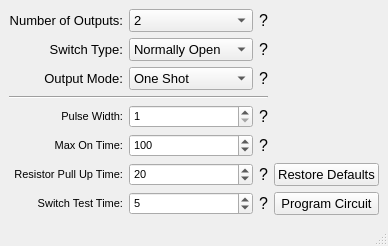
First picture: the form in GUIs/MainWindow.ui, repository edf42001/switch-controller-gui, before the edit.
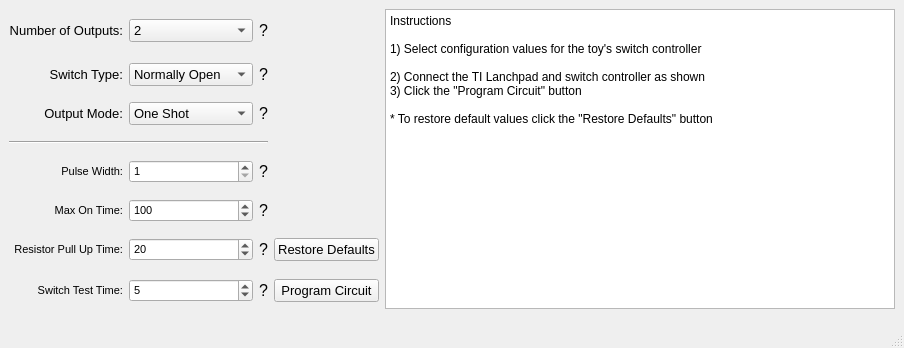
Second picture: the form after the edit. Icons and pictures are not drawn.

Commit message: Add instructions and a resources file

The edit to the form file:
```diff
--- a/GUIs/MainWindow.ui
+++ b/GUIs/MainWindow.ui
@@ -6,14 +6,14 @@
    <rect>
     <x>0</x>
     <y>0</y>
-    <width>282</width>
-    <height>204</height>
+    <width>811</width>
+    <height>348</height>
    </rect>
   </property>
   <property name="maximumSize">
    <size>
-    <width>800</width>
-    <height>500</height>
+    <width>1000</width>
+    <height>450</height>
    </size>
   </property>
   <property name="contextMenuPolicy">
@@ -23,7 +23,57 @@
    <string>Switch Controller Programmer</string>
   </property>
   <widget class="QWidget" name="widget">
-   <layout class="QGridLayout" columnstretch="0,0,0,0,0">
+   <layout class="QGridLayout">
+    <item row="8" column="2">
+     <widget class="QLabel" name="label_9">
+      <property name="font">
+       <font>
+        <pointsize>12</pointsize>
+       </font>
+      </property>
+      <property name="toolTip">
+       <string>The time the resistor is pulled up before the closed switch state can
+be tested. Time in ~.1 milliseconds.</string>
+      </property>
+      <property name="text">
+       <string>?</string>
+      </property>
+      <property name="alignment">
+       <set>Qt::AlignLeading|Qt::AlignLeft|Qt::AlignVCenter</set>
+      </property>
+     </widget>
+    </item>
+    <item row="5" column="0" colspan="3">
+     <widget class="Line" name="line">
+      <property name="orientation">
+       <enum>Qt::Horizontal</enum>
+      </property>
+     </widget>
+    </item>
+    <item row="6" column="1">
+     <widget class="QSpinBox" name="pulse_width">
+      <property name="sizePolicy">
+       <sizepolicy hsizetype="Minimum" vsizetype="Fixed">
+        <horstretch>0</horstretch>
+        <verstretch>0</verstretch>
+       </sizepolicy>
+      </property>
+      <property name="font">
+       <font>
+        <pointsize>8</pointsize>
+       </font>
+      </property>
+      <property name="minimum">
+       <number>1</number>
+      </property>
+      <property name="maximum">
+       <number>255</number>
+      </property>
+      <property name="value">
+       <number>1</number>
+      </property>
+     </widget>
+    </item>
     <item row="8" column="1">
      <widget class="QSpinBox" name="pull_up_time">
       <property name="sizePolicy">
@@ -48,29 +98,114 @@
       </property>
      </widget>
     </item>
-    <item row="2" column="2">
-     <widget class="QLabel" name="label_7">
+    <item row="4" column="0">
+     <widget class="QLabel" name="label">
       <property name="font">
        <font>
-        <pointsize>12</pointsize>
+        <pointsize>10</pointsize>
        </font>
       </property>
-      <property name="toolTip">
-       <string>The number of outputs in the sequence.</string>
+      <property name="text">
+       <string>Output Mode:</string>
       </property>
+      <property name="alignment">
+       <set>Qt::AlignRight|Qt::AlignTrailing|Qt::AlignVCenter</set>
+      </property>
+     </widget>
+    </item>
+    <item row="7" column="1">
+     <widget class="QSpinBox" name="max_on_time">
+      <property name="sizePolicy">
+       <sizepolicy hsizetype="Minimum" vsizetype="Fixed">
+        <horstretch>0</horstretch>
+        <verstretch>0</verstretch>
+       </sizepolicy>
+      </property>
+      <property name="font">
+       <font>
+        <pointsize>8</pointsize>
+       </font>
+      </property>
+      <property name="minimum">
+       <number>1</number>
+      </property>
+      <property name="maximum">
+       <number>255</number>
+      </property>
+      <property name="value">
+       <number>100</number>
+      </property>
+     </widget>
+    </item>
+    <item row="3" column="0">
+     <widget class="QLabel" name="label_13">
+      <property name="font">
+       <font>
+        <pointsize>10</pointsize>
+       </font>
+      </property>
       <property name="text">
-       <string>?</string>
+       <string>Switch Type:</string>
       </property>
       <property name="alignment">
-       <set>Qt::AlignLeading|Qt::AlignLeft|Qt::AlignVCenter</set>
+       <set>Qt::AlignRight|Qt::AlignTrailing|Qt::AlignVCenter</set>
       </property>
      </widget>
     </item>
-    <item row="4" column="2">
-     <widget class="QLabel" name="label_8">
+    <item row="2" column="6" rowspan="8">
+     <widget class="QTextBrowser" name="textBrowser">
+      <property name="sizePolicy">
+       <sizepolicy hsizetype="Fixed" vsizetype="Fixed">
+        <horstretch>0</horstretch>
+        <verstretch>0</verstretch>
+       </sizepolicy>
+      </property>
+      <property name="minimumSize">
+       <size>
+        <width>510</width>
+        <height>300</height>
+       </size>
+      </property>
+      <property name="baseSize">
+       <size>
+        <width>1000</width>
+        <height>0</height>
+       </size>
+      </property>
+      <property name="verticalScrollBarPolicy">
+       <enum>Qt::ScrollBarAlwaysOff</enum>
+      </property>
+      <property name="horizontalScrollBarPolicy">
+       <enum>Qt::ScrollBarAlwaysOff</enum>
+      </property>
+      <property name="lineWrapMode">
+       <enum>QTextEdit::NoWrap</enum>
+      </property>
+      <property name="html">
+       <string>&lt;!DOCTYPE HTML PUBLIC &quot;-//W3C//DTD HTML 4.0//EN&quot; &quot;http://www.w3.org/TR/REC-html40/strict.dtd&quot;&gt;
+&lt;html&gt;&lt;head&gt;&lt;meta name=&quot;qrichtext&quot; content=&quot;1&quot; /&gt;&lt;style type=&quot;text/css&quot;&gt;
+p, li { white-space: pre-wrap; }
+&lt;/style&gt;&lt;/head&gt;&lt;body style=&quot; font-family:'MS Shell Dlg 2'; font-size:8pt; font-weight:400; font-style:normal;&quot;&gt;
+&lt;p style=&quot; margin-top:0px; margin-bottom:0px; margin-left:0px; margin-right:0px; -qt-block-indent:0; text-indent:0px;&quot;&gt;&lt;span style=&quot; font-size:9pt;&quot;&gt;Instructions&lt;/span&gt;&lt;/p&gt;
+&lt;p style=&quot;-qt-paragraph-type:empty; margin-top:0px; margin-bottom:0px; margin-left:0px; margin-right:0px; -qt-block-indent:0; text-indent:0px; font-size:9pt;&quot;&gt;&lt;br /&gt;&lt;/p&gt;
+&lt;p style=&quot; margin-top:0px; margin-bottom:0px; margin-left:0px; margin-right:0px; -qt-block-indent:0; text-indent:0px;&quot;&gt;&lt;span style=&quot; font-size:9pt;&quot;&gt;1) Select configuration values for the toy's switch controller&lt;/span&gt;&lt;/p&gt;
+&lt;p style=&quot;-qt-paragraph-type:empty; margin-top:0px; margin-bottom:0px; margin-left:0px; margin-right:0px; -qt-block-indent:0; text-indent:0px; font-size:9pt;&quot;&gt;&lt;br /&gt;&lt;/p&gt;
+&lt;p style=&quot; margin-top:0px; margin-bottom:0px; margin-left:0px; margin-right:0px; -qt-block-indent:0; text-indent:0px;&quot;&gt;&lt;span style=&quot; font-size:9pt;&quot;&gt;2) Connect the TI Lanchpad and switch controller as shown&lt;/span&gt;&lt;/p&gt;
+&lt;p align=&quot;center&quot; style=&quot; margin-top:0px; margin-bottom:0px; margin-left:0px; margin-right:0px; -qt-block-indent:0; text-indent:0px;&quot;&gt;&lt;img src=&quot;:/Images/Images/launchpad-mspexp430f5529lp-012.jpg&quot; /&gt;&lt;/p&gt;
+&lt;p style=&quot; margin-top:0px; margin-bottom:0px; margin-left:0px; margin-right:0px; -qt-block-indent:0; text-indent:0px;&quot;&gt;&lt;span style=&quot; font-size:9pt;&quot;&gt;3) Click the &amp;quot;Program Circuit&amp;quot; button&lt;/span&gt;&lt;/p&gt;
+&lt;p style=&quot;-qt-paragraph-type:empty; margin-top:0px; margin-bottom:0px; margin-left:0px; margin-right:0px; -qt-block-indent:0; text-indent:0px; font-size:9pt;&quot;&gt;&lt;br /&gt;&lt;/p&gt;
+&lt;p style=&quot; margin-top:0px; margin-bottom:0px; margin-left:0px; margin-right:0px; -qt-block-indent:0; text-indent:0px;&quot;&gt;&lt;span style=&quot; font-size:9pt;&quot;&gt;* To restore default values click the &amp;quot;Restore Defaults&amp;quot; button&lt;/span&gt;&lt;/p&gt;&lt;/body&gt;&lt;/html&gt;</string>
+      </property>
+      <property name="textInteractionFlags">
+       <set>Qt::NoTextInteraction</set>
+      </property>
+     </widget>
+    </item>
+    <item row="4" column="1">
+     <widget class="QComboBox" name="output_mode">
       <property name="font">
        <font>
-        <pointsize>12</pointsize>
+        <pointsize>10</pointsize>
        </font>
       </property>
       <property name="toolTip">
@@ -81,11 +216,53 @@
 On-off: The push turns on the next output in sequence and keeps it on
     until the switch is released and pushed again.</string>
       </property>
+      <item>
+       <property name="text">
+        <string>One Shot</string>
+       </property>
+      </item>
+      <item>
+       <property name="text">
+        <string>Retriggerable</string>
+       </property>
+      </item>
+      <item>
+       <property name="text">
+        <string>On/Off</string>
+       </property>
+      </item>
+     </widget>
+    </item>
+    <item row="9" column="5">
+     <widget class="QPushButton" name="program_button">
+      <property name="sizePolicy">
+       <sizepolicy hsizetype="Preferred" vsizetype="Fixed">
+        <horstretch>0</horstretch>
+        <verstretch>0</verstretch>
+       </sizepolicy>
+      </property>
+      <property name="font">
+       <font>
+        <pointsize>10</pointsize>
+       </font>
+      </property>
       <property name="text">
-       <string>?</string>
+       <string>Program Circuit</string>
       </property>
+     </widget>
+    </item>
+    <item row="7" column="0">
+     <widget class="QLabel" name="label_4">
+      <property name="font">
+       <font>
+        <pointsize>8</pointsize>
+       </font>
+      </property>
+      <property name="text">
+       <string>Max On Time:</string>
+      </property>
       <property name="alignment">
-       <set>Qt::AlignLeading|Qt::AlignLeft|Qt::AlignVCenter</set>
+       <set>Qt::AlignRight|Qt::AlignTrailing|Qt::AlignVCenter</set>
       </property>
      </widget>
     </item>
@@ -113,59 +290,19 @@
       </property>
      </widget>
     </item>
-    <item row="2" column="1">
-     <widget class="QComboBox" name="num_outputs">
+    <item row="6" column="0">
+     <widget class="QLabel" name="label_3">
       <property name="font">
        <font>
-        <pointsize>10</pointsize>
+        <pointsize>8</pointsize>
        </font>
       </property>
-      <property name="toolTip">
-       <string/>
+      <property name="text">
+       <string>Pulse Width:</string>
       </property>
-      <property name="currentIndex">
-       <number>1</number>
+      <property name="alignment">
+       <set>Qt::AlignRight|Qt::AlignTrailing|Qt::AlignVCenter</set>
       </property>
-      <item>
-       <property name="text">
-        <string>1</string>
-       </property>
-      </item>
-      <item>
-       <property name="text">
-        <string>2</string>
-       </property>
-      </item>
-      <item>
-       <property name="text">
-        <string>3</string>
-       </property>
-      </item>
-      <item>
-       <property name="text">
-        <string>4</string>
-       </property>
-      </item>
-      <item>
-       <property name="text">
-        <string>5</string>
-       </property>
-      </item>
-      <item>
-       <property name="text">
-        <string>6</string>
-       </property>
-      </item>
-      <item>
-       <property name="text">
-        <string>7</string>
-       </property>
-      </item>
-      <item>
-       <property name="text">
-        <string>8</string>
-       </property>
-      </item>
      </widget>
     </item>
     <item row="9" column="2">
@@ -187,21 +324,6 @@
       </property>
      </widget>
     </item>
-    <item row="6" column="0">
-     <widget class="QLabel" name="label_3">
-      <property name="font">
-       <font>
-        <pointsize>8</pointsize>
-       </font>
-      </property>
-      <property name="text">
-       <string>Pulse Width:</string>
-      </property>
-      <property name="alignment">
-       <set>Qt::AlignRight|Qt::AlignTrailing|Qt::AlignVCenter</set>
-      </property>
-     </widget>
-    </item>
     <item row="6" column="2">
      <widget class="QLabel" name="label_11">
       <property name="font">
@@ -221,6 +343,44 @@
       </property>
      </widget>
     </item>
+    <item row="2" column="0">
+     <widget class="QLabel" name="label_2">
+      <property name="font">
+       <font>
+        <pointsize>10</pointsize>
+       </font>
+      </property>
+      <property name="text">
+       <string>Number of Outputs:</string>
+      </property>
+      <property name="alignment">
+       <set>Qt::AlignRight|Qt::AlignTrailing|Qt::AlignVCenter</set>
+      </property>
+     </widget>
+    </item>
+    <item row="4" column="2">
+     <widget class="QLabel" name="label_8">
+      <property name="font">
+       <font>
+        <pointsize>12</pointsize>
+       </font>
+      </property>
+      <property name="toolTip">
+       <string>One-shot: Every push turns on the next output in sequence for a short
+    pulse.
+Retriggerable one-shot: Every push turns on the next output in
+    sequence as long as the push button is held.
+On-off: The push turns on the next output in sequence and keeps it on
+    until the switch is released and pushed again.</string>
+      </property>
+      <property name="text">
+       <string>?</string>
+      </property>
+      <property name="alignment">
+       <set>Qt::AlignLeading|Qt::AlignLeft|Qt::AlignVCenter</set>
+      </property>
+     </widget>
+    </item>
     <item row="3" column="2">
      <widget class="QLabel" name="label_14">
       <property name="font">
@@ -240,31 +400,22 @@
       </property>
      </widget>
     </item>
-    <item row="4" column="1">
-     <widget class="QComboBox" name="output_mode">
+    <item row="7" column="2">
+     <widget class="QLabel" name="label_10">
       <property name="font">
        <font>
-        <pointsize>10</pointsize>
+        <pointsize>12</pointsize>
        </font>
       </property>
       <property name="toolTip">
        <string/>
       </property>
-      <item>
-       <property name="text">
-        <string>One Shot</string>
-       </property>
-      </item>
-      <item>
-       <property name="text">
-        <string>Retriggerable</string>
-       </property>
-      </item>
-      <item>
-       <property name="text">
-        <string>On/Off</string>
-       </property>
-      </item>
+      <property name="text">
+       <string>?</string>
+      </property>
+      <property name="alignment">
+       <set>Qt::AlignLeading|Qt::AlignLeft|Qt::AlignVCenter</set>
+      </property>
      </widget>
     </item>
     <item row="3" column="1">
@@ -292,60 +443,6 @@
       </item>
      </widget>
     </item>
-    <item row="6" column="1">
-     <widget class="QSpinBox" name="pulse_width">
-      <property name="sizePolicy">
-       <sizepolicy hsizetype="Minimum" vsizetype="Fixed">
-        <horstretch>0</horstretch>
-        <verstretch>0</verstretch>
-       </sizepolicy>
-      </property>
-      <property name="font">
-       <font>
-        <pointsize>8</pointsize>
-       </font>
-      </property>
-      <property name="minimum">
-       <number>1</number>
-      </property>
-      <property name="maximum">
-       <number>255</number>
-      </property>
-      <property name="value">
-       <number>1</number>
-      </property>
-     </widget>
-    </item>
-    <item row="4" column="0">
-     <widget class="QLabel" name="label">
-      <property name="font">
-       <font>
-        <pointsize>10</pointsize>
-       </font>
-      </property>
-      <property name="text">
-       <string>Output Mode:</string>
-      </property>
-      <property name="alignment">
-       <set>Qt::AlignRight|Qt::AlignTrailing|Qt::AlignVCenter</set>
-      </property>
-     </widget>
-    </item>
-    <item row="8" column="0">
-     <widget class="QLabel" name="label_5">
-      <property name="font">
-       <font>
-        <pointsize>8</pointsize>
-       </font>
-      </property>
-      <property name="text">
-       <string>Resistor Pull Up Time:</string>
-      </property>
-      <property name="alignment">
-       <set>Qt::AlignRight|Qt::AlignTrailing|Qt::AlignVCenter</set>
-      </property>
-     </widget>
-    </item>
     <item row="9" column="0">
      <widget class="QLabel" name="label_6">
       <property name="font">
@@ -361,7 +458,62 @@
       </property>
      </widget>
     </item>
-    <item row="8" column="4">
+    <item row="2" column="1">
+     <widget class="QComboBox" name="num_outputs">
+      <property name="font">
+       <font>
+        <pointsize>10</pointsize>
+       </font>
+      </property>
+      <property name="toolTip">
+       <string/>
+      </property>
+      <property name="currentIndex">
+       <number>1</number>
+      </property>
+      <item>
+       <property name="text">
+        <string>1</string>
+       </property>
+      </item>
+      <item>
+       <property name="text">
+        <string>2</string>
+       </property>
+      </item>
+      <item>
+       <property name="text">
+        <string>3</string>
+       </property>
+      </item>
+      <item>
+       <property name="text">
+        <string>4</string>
+       </property>
+      </item>
+      <item>
+       <property name="text">
+        <string>5</string>
+       </property>
+      </item>
+      <item>
+       <property name="text">
+        <string>6</string>
+       </property>
+      </item>
+      <item>
+       <property name="text">
+        <string>7</string>
+       </property>
+      </item>
+      <item>
+       <property name="text">
+        <string>8</string>
+       </property>
+      </item>
+     </widget>
+    </item>
+    <item row="8" column="5">
      <widget class="QPushButton" name="pushButton">
       <property name="sizePolicy">
        <sizepolicy hsizetype="Preferred" vsizetype="Fixed">
@@ -379,32 +531,23 @@
       </property>
      </widget>
     </item>
-    <item row="7" column="1">
-     <widget class="QSpinBox" name="max_on_time">
-      <property name="sizePolicy">
-       <sizepolicy hsizetype="Minimum" vsizetype="Fixed">
-        <horstretch>0</horstretch>
-        <verstretch>0</verstretch>
-       </sizepolicy>
-      </property>
+    <item row="8" column="0">
+     <widget class="QLabel" name="label_5">
       <property name="font">
        <font>
         <pointsize>8</pointsize>
        </font>
       </property>
-      <property name="minimum">
-       <number>1</number>
+      <property name="text">
+       <string>Resistor Pull Up Time:</string>
       </property>
-      <property name="maximum">
-       <number>255</number>
-      </property>
-      <property name="value">
-       <number>100</number>
+      <property name="alignment">
+       <set>Qt::AlignRight|Qt::AlignTrailing|Qt::AlignVCenter</set>
       </property>
      </widget>
     </item>
-    <item row="7" column="2">
-     <widget class="QLabel" name="label_10">
+    <item row="2" column="2">
+     <widget class="QLabel" name="label_7">
       <property name="font">
        <font>
         <pointsize>12</pointsize>
@@ -422,94 +565,18 @@
       </property>
      </widget>
     </item>
-    <item row="7" column="0">
-     <widget class="QLabel" name="label_4">
-      <property name="font">
-       <font>
-        <pointsize>8</pointsize>
-       </font>
-      </property>
-      <property name="text">
-       <string>Max On Time:</string>
-      </property>
-      <property name="alignment">
-       <set>Qt::AlignRight|Qt::AlignTrailing|Qt::AlignVCenter</set>
-      </property>
-     </widget>
-    </item>
-    <item row="9" column="4">
-     <widget class="QPushButton" name="program_button">
-      <property name="sizePolicy">
-       <sizepolicy hsizetype="Preferred" vsizetype="Fixed">
-        <horstretch>0</horstretch>
-        <verstretch>0</verstretch>
-       </sizepolicy>
-      </property>
-      <property name="font">
-       <font>
-        <pointsize>10</pointsize>
-       </font>
-      </property>
-      <property name="text">
-       <string>Program Circuit</string>
-      </property>
-     </widget>
-    </item>
-    <item row="5" column="0" colspan="3">
-     <widget class="Line" name="line">
+    <item row="8" column="3">
+     <spacer name="horizontalSpacer">
       <property name="orientation">
        <enum>Qt::Horizontal</enum>
       </property>
-     </widget>
-    </item>
-    <item row="8" column="2">
-     <widget class="QLabel" name="label_9">
-      <property name="font">
-       <font>
-        <pointsize>12</pointsize>
-       </font>
+      <property name="sizeHint" stdset="0">
+       <size>
+        <width>40</width>
+        <height>20</height>
+       </size>
       </property>
-      <property name="toolTip">
-       <string>The time the resistor is pulled up before the closed switch state can
-be tested. Time in ~.1 milliseconds.</string>
-      </property>
-      <property name="text">
-       <string>?</string>
-      </property>
-      <property name="alignment">
-       <set>Qt::AlignLeading|Qt::AlignLeft|Qt::AlignVCenter</set>
-      </property>
-     </widget>
-    </item>
-    <item row="3" column="0">
-     <widget class="QLabel" name="label_13">
-      <property name="font">
-       <font>
-        <pointsize>10</pointsize>
-       </font>
-      </property>
-      <property name="text">
-       <string>Switch Type:</string>
-      </property>
-      <property name="alignment">
-       <set>Qt::AlignRight|Qt::AlignTrailing|Qt::AlignVCenter</set>
-      </property>
-     </widget>
-    </item>
-    <item row="2" column="0">
-     <widget class="QLabel" name="label_2">
-      <property name="font">
-       <font>
-        <pointsize>10</pointsize>
-       </font>
-      </property>
-      <property name="text">
-       <string>Number of Outputs:</string>
-      </property>
-      <property name="alignment">
-       <set>Qt::AlignRight|Qt::AlignTrailing|Qt::AlignVCenter</set>
-      </property>
-     </widget>
+     </spacer>
     </item>
    </layout>
   </widget>
```
Left out of the diff: 23 changed lines with no effect on the pictures. The commit also changes 7 other files.
